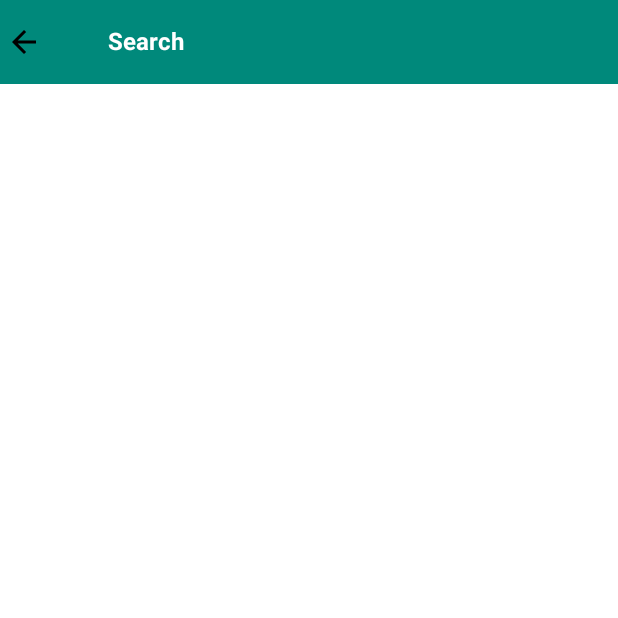
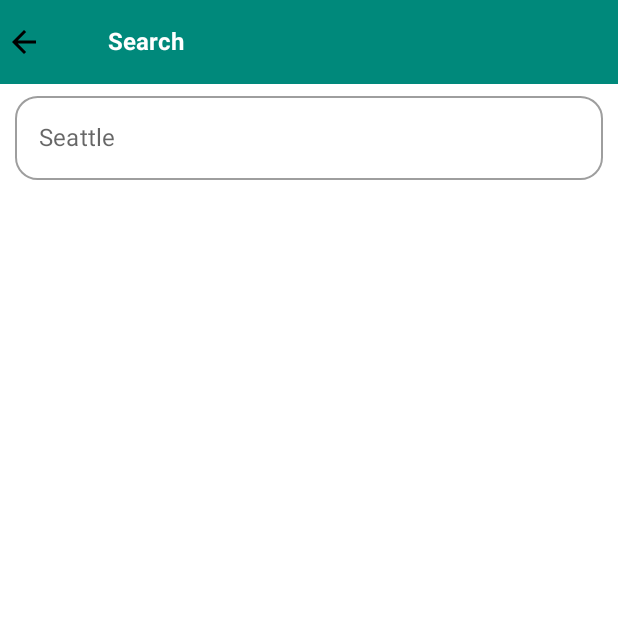
Before and after one commit to JerryApplegarth/Weather, an Android app built with Jetpack Compose: the SearchScreen screen opened through its navigation route, on a phone screen of 412 x 824 dp, the top half of it. Run offline under Robolectric (Android 15) with nearby library versions, the phone set to English and light mode, and no system bars; our stand-ins replace Dagger/Hilt's generated code.

Commit message:
3.1 can move from search screen back to main

```diff
--- a/app/src/main/java/com/applecompose/weather/presentation/screens/search/SearchScreen.kt
+++ b/app/src/main/java/com/applecompose/weather/presentation/screens/search/SearchScreen.kt
@@ -1,5 +1,7 @@
 package com.applecompose.weather.presentation.screens.search
 
+import android.content.ContentValues.TAG
+import android.util.Log
 import androidx.compose.foundation.MutatePriority
 import androidx.compose.foundation.layout.Arrangement
 import androidx.compose.foundation.layout.Column
@@ -17,33 +19,41 @@ import androidx.compose.runtime.mutableStateOf
 import androidx.compose.runtime.remember
 import androidx.compose.runtime.saveable.rememberSaveable
 import androidx.compose.ui.Alignment
+import androidx.compose.ui.ExperimentalComposeUiApi
 import androidx.compose.ui.Modifier
 import androidx.compose.ui.graphics.Color
 import androidx.compose.ui.platform.LocalFocusManager
+import androidx.compose.ui.platform.LocalSoftwareKeyboardController
 import androidx.compose.ui.text.input.ImeAction
 import androidx.compose.ui.text.input.KeyboardType
 import androidx.compose.ui.unit.dp
 import androidx.navigation.NavController
+import com.applecompose.weather.navigation.screen.Screen
 import com.applecompose.weather.presentation.components.WeatherAppBar
 
+//@ExperimentalComposeUiApi
 @Composable
 fun SearchScreen(navController: NavController) {
 	Scaffold(topBar = {
 		WeatherAppBar(
 			title = "Search",
+			navController = navController,
 			icon = Icons.Default.ArrowBack,
-
-			navController = navController,
 			isMainScreen = false,
-			){
+		){
 			navController.popBackStack()
 		}
 	}) {
 		Surface() {
-			Column(
-				verticalArrangement = Arrangement.Center,
-				horizontalAlignment = Alignment.CenterHorizontally
-			) {
+			Column(verticalArrangement = Arrangement.Center,
+				horizontalAlignment = Alignment.CenterHorizontally) {
+				SearchBar(modifier = Modifier
+					.fillMaxWidth()
+					.padding(16.dp)
+					.align(Alignment.CenterHorizontally)){ mCity ->
+					navController.navigate(Screen.MainScreen.route)
+
+				}
 
 
 
@@ -52,29 +62,33 @@ fun SearchScreen(navController: NavController) {
 		}
 
 	}
+
 }
 
+//@ExperimentalComposeUiApi
 @Composable
 fun SearchBar(
-	onSearch: (String) -> Unit = {}
-) {
-	val searchQueryState = rememberSaveable{ mutableStateOf("") }
-	val focusManager = LocalFocusManager.current
-	val valid = remember(searchQueryState.value) {
+	modifier: Modifier = Modifier,
+	onSearch: (String) -> Unit = {}) {
+	val searchQueryState = rememberSaveable { mutableStateOf("") }
+	val focusManage = LocalFocusManager.current
+	//val keyboardController = LocalSoftwareKeyboardController.current
+	val valid = remember(searchQueryState.value){
 		searchQueryState.value.trim().isNotEmpty()
 	}
-	Column() {
+
+	Column {
 		CommonTextField(
 			valueState = searchQueryState,
 			placeholder = "Seattle",
 			onAction = KeyboardActions {
-
-			}
-
-		)
-
+				if (!valid) return@KeyboardActions
+				onSearch(searchQueryState.value.trim())
+				searchQueryState.value = ""
+				//keyboardController?.hide()
+				focusManage.clearFocus()
+			})
 	}
-
 }
 
 @Composable
@@ -94,10 +108,10 @@ fun CommonTextField(valueState: MutableState<String>,
 		colors = TextFieldDefaults.outlinedTextFieldColors(
 			focusedBorderColor = Color.Blue,
 			cursorColor = Color.Black),
-		shape = RoundedCornerShape(16.dp),
+		shape = RoundedCornerShape(15.dp),
 		modifier = Modifier
 			.fillMaxWidth()
-			.padding(start = 12.dp, end = 12.dp))
+			.padding(start = 10.dp, end = 10.dp))
 
 
 }
```
